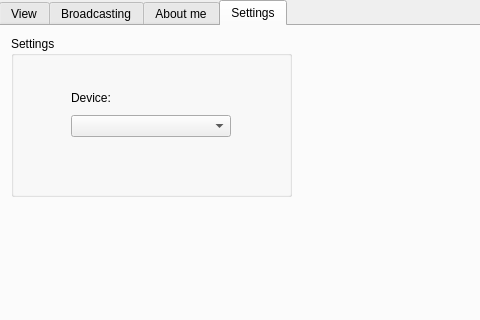
First picture: the form in ui/cam.ui, repository gitter-badger/simplechatclient, before the edit; both pictures show x 0 to 480 and y 0 to 320 of the 632 by 462 pixel window.
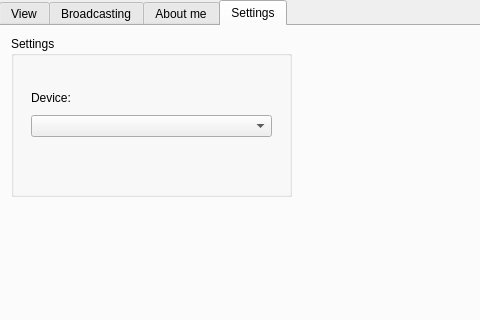
Second picture: the form after the edit. The open tabs and pages were chosen to show the change. Icons and pictures are not drawn.

Commit message: fixed read cam name from libcv to v4l2

Patch:
```diff
--- a/ui/cam.ui
+++ b/ui/cam.ui
@@ -965,9 +965,9 @@
        <widget class="QWidget" name="verticalLayoutWidget_3">
         <property name="geometry">
          <rect>
-          <x>70</x>
+          <x>30</x>
           <y>60</y>
-          <width>160</width>
+          <width>241</width>
           <height>51</height>
          </rect>
         </property>
```
The commit also changes 2 other files.
